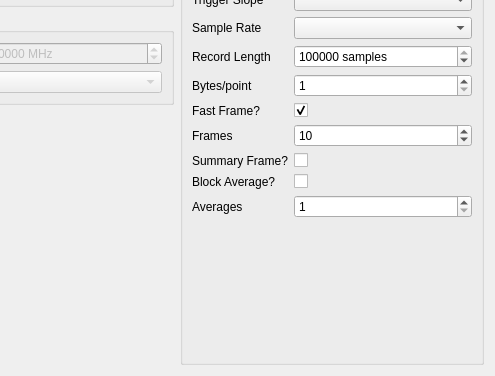
This is ftmwconfigwidget.ui in kncrabtree/blackchirp as Qt 5 draws it before an edit; both pictures show x 142 to 637 and y 196 to 572 of the 637 by 572 pixel window. The edited form follows.
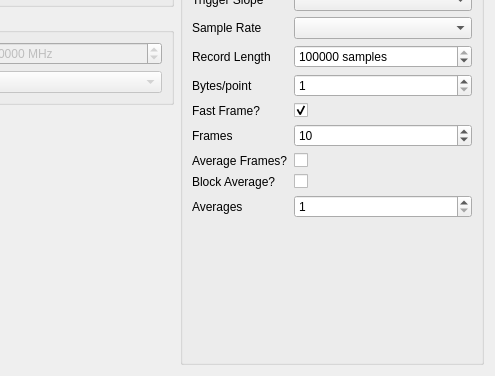
This is the edited form.

Diff of the .ui file:
```diff
--- a/ftmwconfigwidget.ui
+++ b/ftmwconfigwidget.ui
@@ -403,7 +403,7 @@
         <item row="11" column="0">
          <widget class="QLabel" name="summaryFrameLabel">
           <property name="text">
-           <string>Summary Frame?</string>
+           <string>Average Frames?</string>
           </property>
          </widget>
         </item>
```
